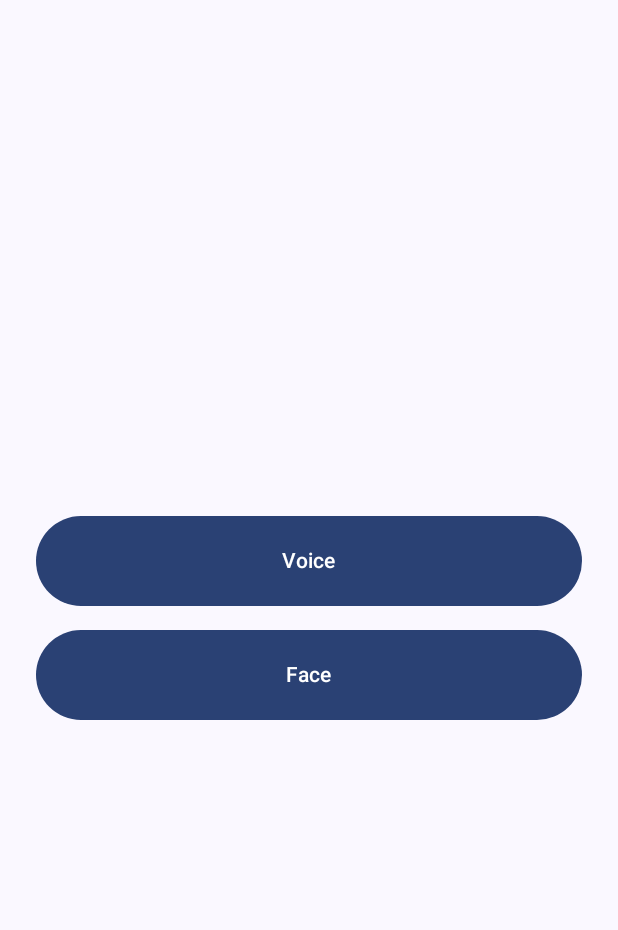
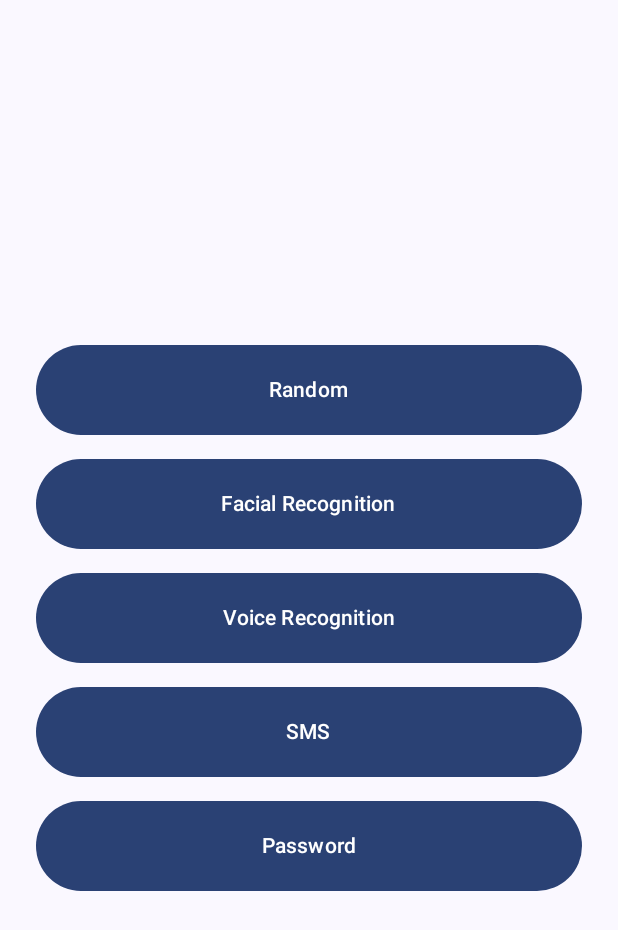
Before and after one commit to WomackBaker/MultiFactor, an Android app built with Jetpack Compose: the screen it shows after launch (MainActivity), on a phone screen of 412 x 824 dp. Shown: the top 930 px of the screen. Run offline under Robolectric (Android 15) with nearby library versions, the phone set to English and light mode, and no system bars.

Commit message:
Working on facial

```diff
--- a/MultiFactorApp/app/build.gradle.kts
+++ b/MultiFactorApp/app/build.gradle.kts
@@ -52,6 +52,7 @@ android {
 dependencies {
 
     implementation("androidx.core:core-ktx:1.12.0")
+    implementation("com.squareup.okhttp3:okhttp:4.9.0")
     implementation("androidx.lifecycle:lifecycle-runtime-ktx:2.7.0")
     implementation("androidx.activity:activity-compose:1.8.2")
     implementation(platform("androidx.compose:compose-bom:2023.08.00"))
@@ -59,6 +60,7 @@ dependencies {
     implementation("androidx.compose.ui:ui-graphics")
     implementation("androidx.compose.ui:ui-tooling-preview")
     implementation("androidx.compose.material3:material3")
+    implementation("androidx.appcompat:appcompat:1.6.1")
     testImplementation("junit:junit:4.13.2")
     androidTestImplementation("androidx.test.ext:junit:1.1.5")
     androidTestImplementation("androidx.test.espresso:espresso-core:3.5.1")
--- a/MultiFactorApp/app/src/main/AndroidManifest.xml
+++ b/MultiFactorApp/app/src/main/AndroidManifest.xml
@@ -1,7 +1,7 @@
 <?xml version="1.0" encoding="utf-8"?>
 <manifest xmlns:android="http://schemas.android.com/apk/res/android"
     xmlns:tools="http://schemas.android.com/tools">
-
+    <uses-permission android:name="android.permission.READ_EXTERNAL_STORAGE"/>
     <application
         android:allowBackup="true"
         android:dataExtractionRules="@xml/data_extraction_rules"
@@ -23,6 +23,10 @@
                 <category android:name="android.intent.category.LAUNCHER" />
             </intent-filter>
         </activity>
+        <activity
+            android:name=".ImagePickerActivity"
+            android:exported="false"
+            android:theme="@style/Theme.AppCompat.Light.NoActionBar" />
     </application>
 
 </manifest>
--- a/MultiFactorApp/app/src/main/java/com/example/multifactorapp/MainActivity.kt
+++ b/MultiFactorApp/app/src/main/java/com/example/multifactorapp/MainActivity.kt
@@ -1,5 +1,8 @@
 package com.example.multifactorapp
 
+import android.app.Activity
+import android.content.Context
+import android.content.ContextWrapper
 import android.os.Bundle
 import androidx.activity.ComponentActivity
 import androidx.activity.compose.setContent
@@ -11,6 +14,7 @@ import androidx.compose.material3.Text
 import androidx.compose.runtime.Composable
 import androidx.compose.ui.Alignment
 import androidx.compose.ui.Modifier
+import androidx.compose.ui.platform.LocalContext
 import androidx.compose.ui.tooling.preview.Preview
 import androidx.compose.ui.unit.dp
 import com.example.multifactorapp.ui.theme.MultifactorAppTheme
@@ -41,6 +45,31 @@ fun ButtonsScreen() {
         verticalArrangement = Arrangement.Center,
         horizontalAlignment = Alignment.CenterHorizontally
     ) {
+        // Random Button
+        Button(
+            onClick = { /* TODO: Implement action */ },
+            modifier = Modifier
+                .fillMaxWidth()
+                .padding(8.dp)
+                .height(60.dp)
+        ) {
+            Text("Random")
+        }
+
+        // Face Button
+        val context = LocalContext.current
+        Button(
+            onClick = {context.getActivity()?.let {
+                ImagePickerActivity.start(it)
+            }},
+            modifier = Modifier
+                .fillMaxWidth()
+                .padding(8.dp)
+                .height(60.dp)
+        ) {
+            Text("Facial Recognition")
+        }
+
         // Voice Button
         Button(
             onClick = { /* TODO: Implement action */ },
@@ -49,10 +78,10 @@ fun ButtonsScreen() {
                 .padding(8.dp)
                 .height(60.dp)
         ) {
-            Text("Voice")
+            Text("Voice Recognition")
         }
 
-        // Face Button
+        // SMS Button
         Button(
             onClick = { /* TODO: Implement action */ },
             modifier = Modifier
@@ -60,15 +89,29 @@ fun ButtonsScreen() {
                 .padding(8.dp)
                 .height(60.dp)
         ) {
-            Text("Face")
+            Text("SMS")
+        }
+
+        // Pass Button
+        Button(
+            onClick = { /* TODO: Implement action */ },
+            modifier = Modifier
+                .fillMaxWidth()
+                .padding(8.dp)
+                .height(60.dp)
+        ) {
+            Text("Password")
         }
     }
 }
 
-@Preview(showBackground = true)
-@Composable
-fun ButtonsScreenPreview() {
-    MultifactorAppTheme {
-        ButtonsScreen()
-    }
-}
+fun Context.getActivity(): Activity? {
+            var context = this
+            while (context is ContextWrapper) {
+                if (context is Activity) {
+                    return context
+                }
+                context = context.baseContext
+            }
+            return null
+        }
```
Also changed, not shown: MultiFactorApp/app/src/main/java/com/example/multifactorapp/ImagePickerActivity.kt (added, +49 -0 lines), MultiFactorApp/app/src/main/java/com/example/multifactorapp/ImageUploader.kt (added, +46 -0 lines), 1 other file.
